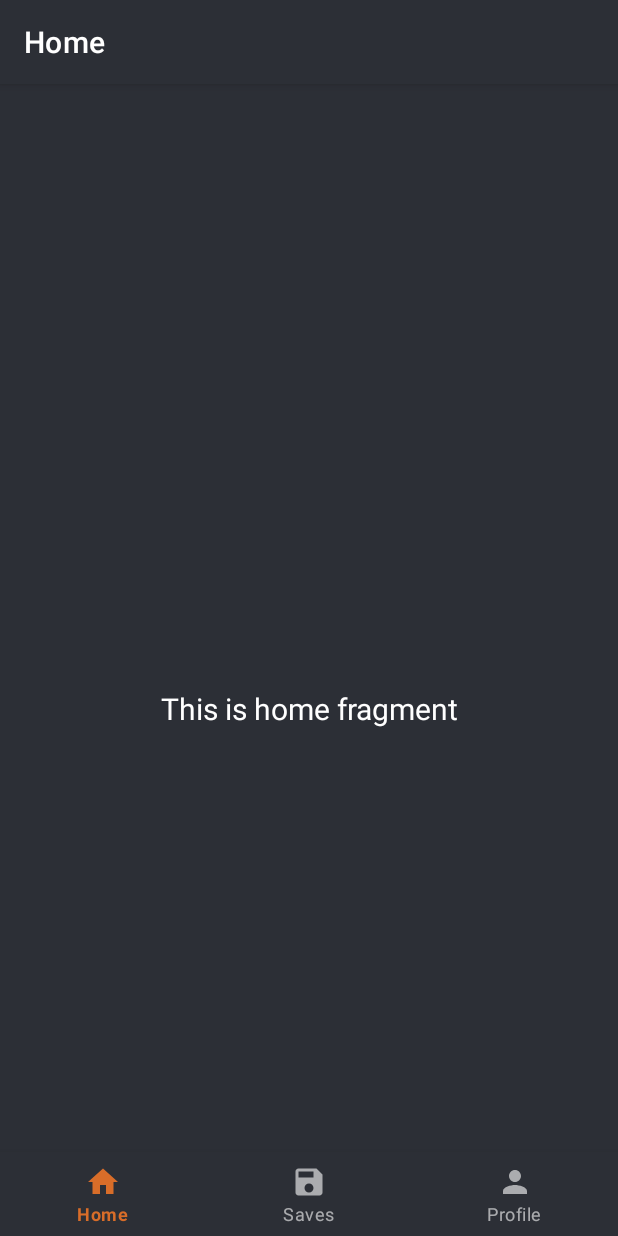
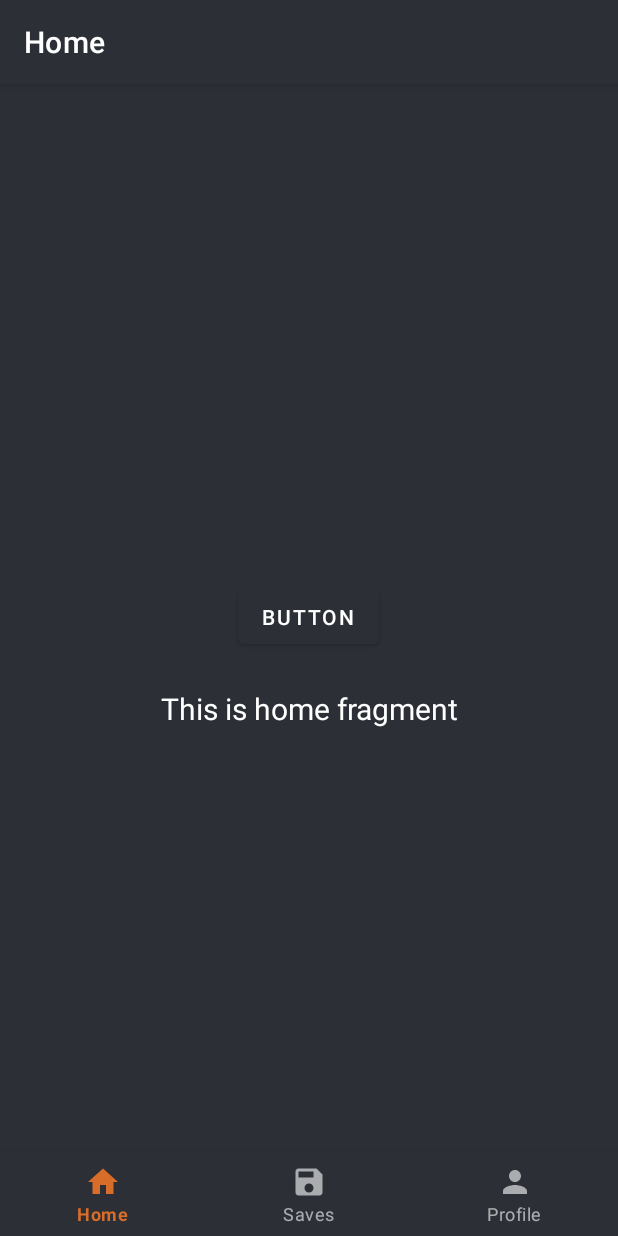
Before and after one commit to marklawrencemdavid/Dog-API, an Android app: the screen it shows after launch (MainActivity), on a phone screen of 412 x 824 dp. Run offline under Robolectric (Android 15) with nearby library versions, the phone set to English and light mode, and no system bars; our stand-ins replace Dagger/Hilt's generated code, Firebase (no records; nobody signed in at launch, a user with empty details on screens opened directly), navigation-ui; 1 statement that could not run was skipped.

Commit message:
activity_main.xml button added back

```diff
--- a/app/src/main/res/layout/activity_main.xml
+++ b/app/src/main/res/layout/activity_main.xml
@@ -34,4 +34,16 @@
         app:layout_constraintRight_toRightOf="parent"
         app:menu="@menu/bottom_nav_menu" />
 
+    <Button
+        android:id="@+id/button"
+        android:layout_width="wrap_content"
+        android:layout_height="wrap_content"
+        android:text="Button"
+        app:layout_constraintBottom_toTopOf="@+id/nav_view"
+        app:layout_constraintEnd_toEndOf="@+id/nav_host_fragment_activity_main"
+        app:layout_constraintHorizontal_bias="0.498"
+        app:layout_constraintStart_toStartOf="@+id/nav_host_fragment_activity_main"
+        app:layout_constraintTop_toTopOf="@+id/nav_host_fragment_activity_main"
+        app:layout_constraintVertical_bias="0.499" />
+
 </androidx.constraintlayout.widget.ConstraintLayout>
```
